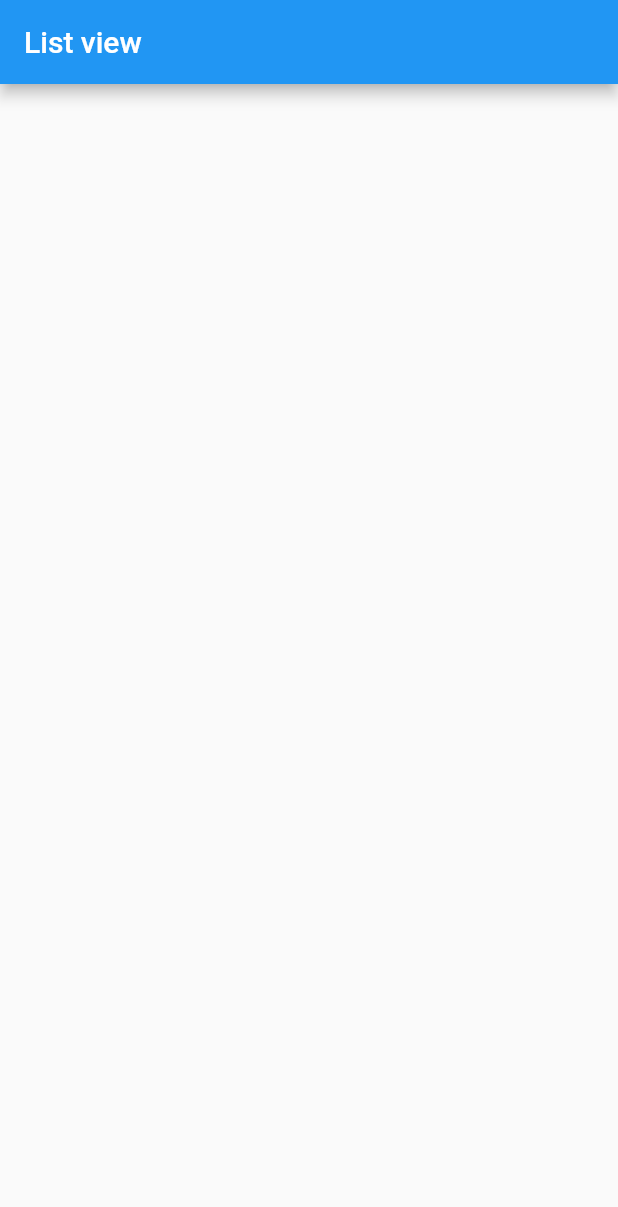
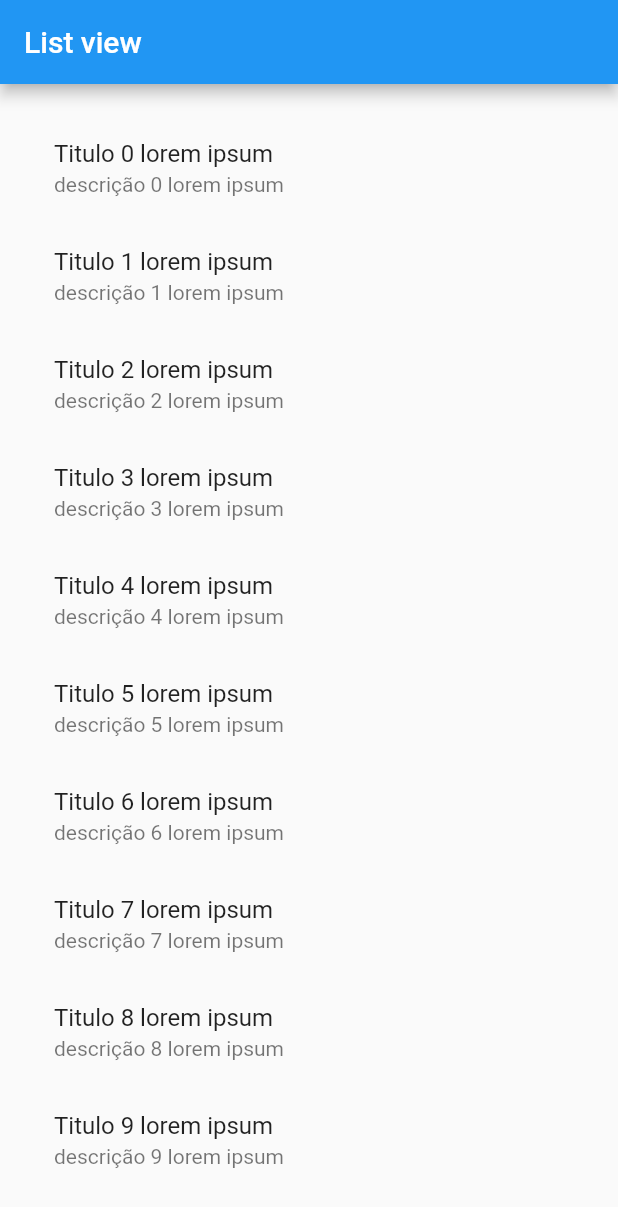
Before and after one commit to paulohenrique085/listview, a Flutter app: the screen it shows after launch, on a phone screen of 412 x 824 dp. Shown: the top 1207 px of the screen. Run offline on Flutter 3.47's test engine with Material 2 defaults, Android fonts, the phone set to English and light mode, and no system bars.

Commit message:
create list

```diff
--- a/lib/main.dart
+++ b/lib/main.dart
@@ -12,12 +12,42 @@ class Home extends StatefulWidget {
 }
 
 class _HomeState extends State<Home> {
+  //criando uma lista estática
+  List _itens = [];
+
+  void _recuperarItens() {
+    _itens = [];
+    //ultilizando for para realizar a montagem dos itens
+    for (int i = 0; i <= 10; i++) {
+      //para cada interação será criado um novo Map
+      Map<String, dynamic> item = Map();
+      item["titulo"] = "Titulo ${i} lorem ipsum";
+      item["descrição"] = "descrição ${i} lorem ipsum";
+      //adicionando o item a lista de itens
+      _itens.add(item);
+    }
+  }
+
   @override
   Widget build(BuildContext context) {
+    //antes de chamar o build carregar os itens
+    _recuperarItens();
     return Scaffold(
-      appBar: AppBar(
-        title: Text("List view"),
-      ),
-    );
+        appBar: AppBar(
+          title: Text("List view"),
+        ),
+        body: Container(
+          padding: EdgeInsets.all(20),
+          //criando uma lista
+          child: ListView.builder(
+              //de acordo com o tamanho da list(lenght)
+              itemCount: _itens.length,
+              itemBuilder: (context, indice) {
+                return ListTile(
+                  title: Text(_itens[indice]["titulo"]),
+                  subtitle: Text(_itens[indice]["descrição"]),
+                );
+              }),
+        ));
   }
 }
```
